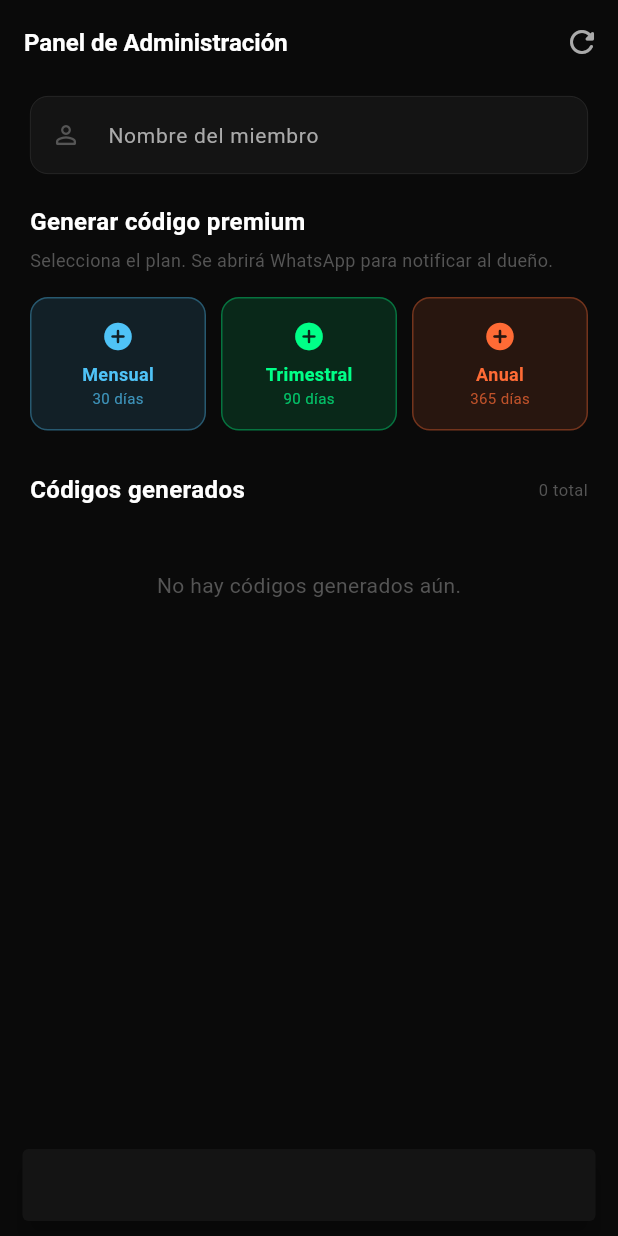
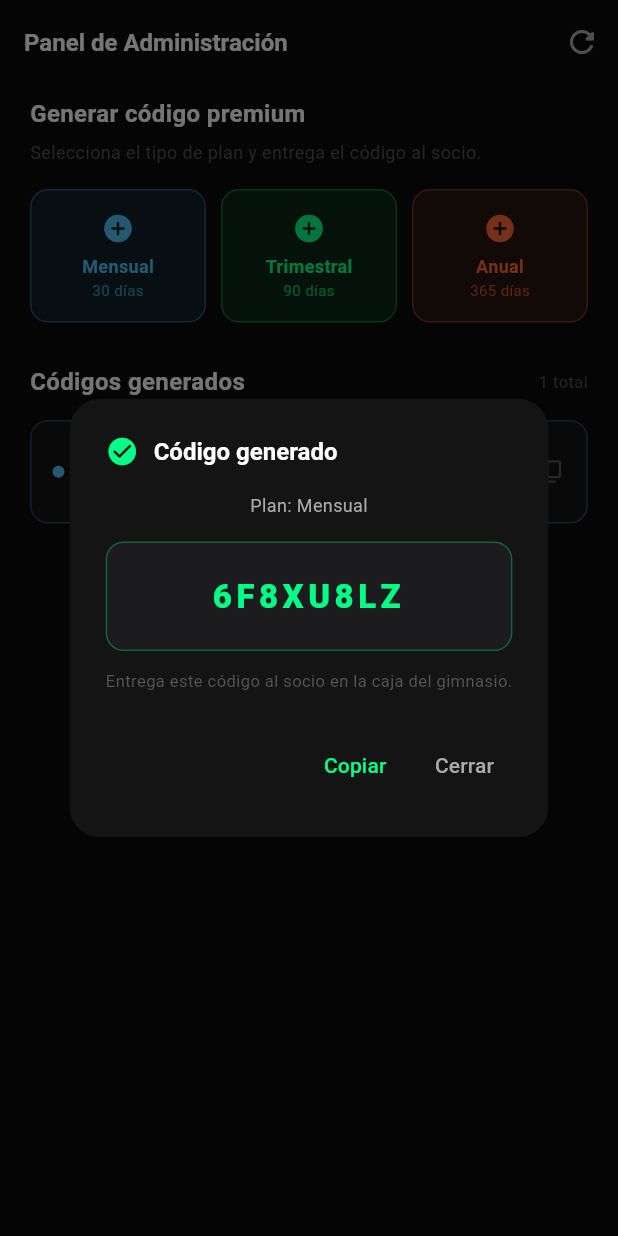
Before and after one commit to vallejoj203k/Mega_vital, a Flutter app: the AdminPanelScreen screen opened directly, after a tap on "Mensual", on a phone screen of 412 x 824 dp. Run offline on Flutter 3.47's test engine with Material 3 defaults, Android fonts, the light colour scheme and no system bars; our stand-ins replace image_picker, shared_preferences, supabase_flutter; accounts and stored records are empty; network calls fail.

Commit message:
Update admin_panel_screen.dart

```diff
--- a/lib/presentation/screens/admin/admin_panel_screen.dart
+++ b/lib/presentation/screens/admin/admin_panel_screen.dart
@@ -5,8 +5,6 @@
 import 'package:flutter/material.dart';
 import 'package:flutter/services.dart';
 import 'package:provider/provider.dart';
-import 'package:url_launcher/url_launcher.dart';
-import '../../../core/config/app_config.dart';
 import '../../../core/constants/app_colors.dart';
 import '../../../core/constants/app_text_styles.dart';
 import '../../../core/providers/premium_provider.dart';
@@ -25,12 +23,6 @@ class _AdminAccessScreenState extends State<AdminAccessScreen> {
   String? _error;
 
   static const _adminKey = 'cocodemegavital';
-
-  @override
-  void dispose() {
-    _ctrl.dispose();
-    super.dispose();
-  }
 
   void _submit() {
     if (_ctrl.text.trim() == _adminKey) {
@@ -83,7 +75,6 @@ class _AdminAccessScreenState extends State<AdminAccessScreen> {
               controller: _ctrl,
               obscureText: _obscure,
               style: const TextStyle(color: AppColors.textPrimary),
-              onSubmitted: (_) => _submit(),
               decoration: InputDecoration(
                 labelText: 'Contraseña de administración',
                 labelStyle: const TextStyle(color: AppColors.textSecondary),
@@ -95,20 +86,18 @@ class _AdminAccessScreenState extends State<AdminAccessScreen> {
                 ),
                 focusedBorder: OutlineInputBorder(
                   borderRadius: BorderRadius.circular(12),
-                  borderSide:
-                      const BorderSide(color: AppColors.accentOrange, width: 1.5),
+                  borderSide: const BorderSide(color: AppColors.accentOrange, width: 1.5),
                 ),
                 suffixIcon: IconButton(
                   icon: Icon(
-                    _obscure
-                        ? Icons.visibility_off_rounded
-                        : Icons.visibility_rounded,
+                    _obscure ? Icons.visibility_off_rounded : Icons.visibility_rounded,
                     color: AppColors.textMuted,
                   ),
                   onPressed: () => setState(() => _obscure = !_obscure),
                 ),
                 errorText: _error,
               ),
+              onSubmitted: (_) => _submit(),
             ),
             const SizedBox(height: 20),
             SizedBox(
@@ -119,11 +108,9 @@ class _AdminAccessScreenState extends State<AdminAccessScreen> {
                   backgroundColor: AppColors.accentOrange,
                   foregroundColor: Colors.white,
                   padding: const EdgeInsets.symmetric(vertical: 14),
-                  shape: RoundedRectangleBorder(
-                      borderRadius: BorderRadius.circular(12)),
+                  shape: RoundedRectangleBorder(borderRadius: BorderRadius.circular(12)),
                 ),
-                child: const Text('Entrar',
-                    style: TextStyle(fontWeight: FontWeight.w700)),
+                child: const Text('Entrar', style: TextStyle(fontWeight: FontWeight.w700)),
               ),
             ),
           ],
@@ -145,19 +132,12 @@ class _AdminPanelScreenState extends State<AdminPanelScreen> {
   bool _generating = false;
   bool _loadingCodes = true;
   List<PremiumCodeInfo> _codes = [];
-
-  final _memberCtrl = TextEditingController();
+  String? _lastGenerated;
 
   @override
   void initState() {
     super.initState();
     _loadCodes();
-  }
-
-  @override
-  void dispose() {
-    _memberCtrl.dispose();
-    super.dispose();
   }
 
   Future<void> _loadCodes() async {
@@ -167,31 +147,13 @@ class _AdminPanelScreenState extends State<AdminPanelScreen> {
   }
 
   Future<void> _generateCode(String type) async {
-    final member = _memberCtrl.text.trim();
-    if (member.isEmpty) {
-      ScaffoldMessenger.of(context).showSnackBar(
-        const SnackBar(
-          content: Text('Ingresa el nombre del miembro primero.'),
-          backgroundColor: AppColors.surface,
-          behavior: SnackBarBehavior.floating,
-        ),
-      );
-      return;
-    }
-
-    setState(() => _generating = true);
-
-    final code = await context
-        .read<PremiumProvider>()
-        .generateCode(type, memberName: member);
-
+    setState(() { _generating = true; _lastGenerated = null; });
+    final code = await context.read<PremiumProvider>().generateCode(type);
     if (!mounted) return;
-
     if (code != null) {
-      await _sendWhatsApp(member: member, code: code, type: type);
-      setState(() => _generating = false);
+      setState(() { _lastGenerated = code; _generating = false; });
       await _loadCodes();
-      if (mounted) _showCodeDialog(code, type, member);
+      _showCodeDialog(code, type);
     } else {
       setState(() => _generating = false);
       if (mounted) {
@@ -205,44 +167,15 @@ class _AdminPanelScreenState extends State<AdminPanelScreen> {
     }
   }
 
-  Future<void> _sendWhatsApp({
-    required String member,
-    required String code,
-    required String type,
-  }) async {
-    final planLabel = type[0].toUpperCase() + type.substring(1);
-    final now = DateTime.now();
-    final fecha =
-        '${now.day.toString().padLeft(2, '0')}/${now.month.toString().padLeft(2, '0')}/${now.year}'
-        '  ${now.hour.toString().padLeft(2, '0')}:${now.minute.toString().padLeft(2, '0')}';
-
-    final text = Uri.encodeComponent(
-      '🏋️ *Mega Vital — Código Premium*\n\n'
-      'Se está generando un código de acceso premium:\n\n'
-      '👤 Miembro: *$member*\n'
-      '📦 Plan: *$planLabel*\n'
-      '🔑 Código: *$code*\n\n'
-      '📅 $fecha',
-    );
-
-    final uri =
-        Uri.parse('https://wa.me/${AppConfig.ownerWhatsApp}?text=$text');
-    if (await canLaunchUrl(uri)) {
-      await launchUrl(uri, mode: LaunchMode.externalApplication);
-    }
-  }
-
-  void _showCodeDialog(String code, String type, String member) {
+  void _showCodeDialog(String code, String type) {
     showDialog(
       context: context,
       builder: (ctx) => AlertDialog(
         backgroundColor: AppColors.surface,
-        shape:
-            RoundedRectangleBorder(borderRadius: BorderRadius.circular(20)),
+        shape: RoundedRectangleBorder(borderRadius: BorderRadius.circular(20)),
         title: Row(
           children: [
-            const Icon(Icons.check_circle_rounded,
-                color: AppColors.primary, size: 22),
+            const Icon(Icons.check_circle_rounded, color: AppColors.primary, size: 22),
             const SizedBox(width: 10),
             Text('Código generado', style: AppTextStyles.headingSmall),
           ],
@@ -251,9 +184,8 @@ class _AdminPanelScreenState extends State<AdminPanelScreen> {
           mainAxisSize: MainAxisSize.min,
           children: [
             Text(
-              'Plan: ${type[0].toUpperCase()}${type.substring(1)}  ·  $member',
-              style: AppTextStyles.bodySmall
-                  .copyWith(color: AppColors.textSecondary),
+              'Plan: ${type[0].toUpperCase()}${type.substring(1)}',
+              style: AppTextStyles.bodySmall.copyWith(color: AppColors.textSecondary),
             ),
             const SizedBox(height: 16),
             Container(
@@ -262,8 +194,7 @@ class _AdminPanelScreenState extends State<AdminPanelScreen> {
               decoration: BoxDecoration(
                 color: AppColors.surfaceVariant,
                 borderRadius: BorderRadius.circular(12),
-                border:
-                    Border.all(color: AppColors.primary.withOpacity(0.3)),
+                border: Border.all(color: AppColors.primary.withOpacity(0.3)),
               ),
               child: Text(
                 code,
@@ -277,24 +208,9 @@ class _AdminPanelScreenState extends State<AdminPanelScreen> {
               ),
             ),
             const SizedBox(height: 12),
-            Row(
-              mainAxisAlignment: MainAxisAlignment.center,
-              children: [
-                const Icon(Icons.whatsapp,
-                    color: AppColors.primary, size: 14),
-                const SizedBox(width: 6),
-                Text(
-                  'Dueño notificado por WhatsApp',
-                  style: AppTextStyles.caption
-                      .copyWith(color: AppColors.textMuted),
-                ),
-              ],
-            ),
-            const SizedBox(height: 4),
             Text(
               'Entrega este código al socio en la caja del gimnasio.',
-              style:
-                  AppTextStyles.caption.copyWith(color: AppColors.textMuted),
+              style: AppTextStyles.caption.copyWith(color: AppColors.textMuted),
               textAlign: TextAlign.center,
             ),
           ],
@@ -303,18 +219,15 @@ class _AdminPanelScreenState extends State<AdminPanelScreen> {
           TextButton(
             onPressed: () {
               Clipboard.setData(ClipboardData(text: code));
-              ScaffoldMessenger.of(ctx).showSnackBar(const SnackBar(
-                content: Text('Código copiado'),
-                backgroundColor: AppColors.primary,
-              ));
+              ScaffoldMessenger.of(ctx).showSnackBar(
+                const SnackBar(content: Text('Código copiado'), backgroundColor: AppColors.primary),
+              );
             },
-            child: const Text('Copiar',
-                style: TextStyle(color: AppColors.primary)),
+            child: const Text('Copiar', style: TextStyle(color: AppColors.primary)),
           ),
           TextButton(
             onPressed: () => Navigator.of(ctx).pop(),
-            child: const Text('Cerrar',
-                style: TextStyle(color: AppColors.textSecondary)),
+            child: const Text('Cerrar', style: TextStyle(color: AppColors.textSecondary)),
           ),
         ],
       ),
@@ -326,76 +239,31 @@ class _AdminPanelScreenState extends State<AdminPanelScreen> {
     return Scaffold(
       backgroundColor: AppColors.background,
       appBar: AppBar(
-        title:
-            Text('Panel de Administración', style: AppTextStyles.headingSmall),
+        title: Text('Panel de Administración', style: AppTextStyles.headingSmall),
         backgroundColor: Colors.transparent,
         elevation: 0,
         actions: [
           IconButton(
-            icon: const Icon(Icons.refresh_rounded,
-                color: AppColors.textSecondary),
+            icon: const Icon(Icons.refresh_rounded, color: AppColors.textSecondary),
             onPressed: _loadCodes,
           ),
         ],
       ),
-      body: GestureDetector(
-        onTap: () => FocusScope.of(context).unfocus(),
-        child: CustomScrollView(
+      body: CustomScrollView(
         physics: const BouncingScrollPhysics(),
         slivers: [
-            // ── Campo: nombre del miembro ───────────────────────
+          // ── Generar código ──────────────────────────────────────
           SliverToBoxAdapter(
             child: Padding(
               padding: const EdgeInsets.fromLTRB(20, 8, 20, 0),
-                child: TextField(
-                  controller: _memberCtrl,
-                  textCapitalization: TextCapitalization.words,
-                  style: AppTextStyles.bodyLarge,
-                  cursorColor: AppColors.primary,
-                  decoration: InputDecoration(
-                    labelText: 'Nombre del miembro',
-                    hintText: 'Juan García',
-                    prefixIcon: const Icon(Icons.person_outline_rounded,
-                        color: AppColors.textMuted, size: 20),
-                    labelStyle: AppTextStyles.bodyMedium,
-                    filled: true,
-                    fillColor: AppColors.surface,
-                    border: OutlineInputBorder(
-                      borderRadius: BorderRadius.circular(12),
-                      borderSide: const BorderSide(
-                          color: AppColors.border, width: 0.5),
-                    ),
-                    enabledBorder: OutlineInputBorder(
-                      borderRadius: BorderRadius.circular(12),
-                      borderSide: const BorderSide(
-                          color: AppColors.border, width: 0.5),
-                    ),
-                    focusedBorder: OutlineInputBorder(
-                      borderRadius: BorderRadius.circular(12),
-                      borderSide: const BorderSide(
-                          color: AppColors.primary, width: 1.5),
-                    ),
-                    contentPadding: const EdgeInsets.symmetric(
-                        horizontal: 14, vertical: 14),
-                  ),
-                ),
-              ),
-            ),
-
-            // ── Generar código ──────────────────────────────────
-            SliverToBoxAdapter(
-              child: Padding(
-                padding: const EdgeInsets.fromLTRB(20, 20, 20, 0),
               child: Column(
                 crossAxisAlignment: CrossAxisAlignment.start,
                 children: [
-                    Text('Generar código premium',
-                        style: AppTextStyles.headingSmall),
+                  Text('Generar código premium', style: AppTextStyles.headingSmall),
                   const SizedBox(height: 6),
                   Text(
-                      'Selecciona el plan. Se abrirá WhatsApp para notificar al dueño.',
-                      style: AppTextStyles.bodySmall
-                          .copyWith(color: AppColors.textMuted),
+                    'Selecciona el tipo de plan y entrega el código al socio.',
+                    style: AppTextStyles.bodySmall.copyWith(color: AppColors.textMuted),
                   ),
                   const SizedBox(height: 16),
                   Row(
@@ -430,19 +298,17 @@ class _AdminPanelScreenState extends State<AdminPanelScreen> {
             ),
           ),
 
-            // ── Códigos generados ───────────────────────────────
+          // ── Códigos generados ───────────────────────────────────
           SliverToBoxAdapter(
             child: Padding(
               padding: const EdgeInsets.fromLTRB(20, 28, 20, 10),
               child: Row(
                 mainAxisAlignment: MainAxisAlignment.spaceBetween,
                 children: [
-                    Text('Códigos generados',
-                        style: AppTextStyles.headingSmall),
+                  Text('Códigos generados', style: AppTextStyles.headingSmall),
                   Text(
                     '${_codes.length} total',
-                      style: AppTextStyles.caption
-                          .copyWith(color: AppColors.textMuted),
+                    style: AppTextStyles.caption.copyWith(color: AppColors.textMuted),
                   ),
                 ],
               ),
@@ -454,8 +320,7 @@ class _AdminPanelScreenState extends State<AdminPanelScreen> {
               child: Center(
                 child: Padding(
                   padding: EdgeInsets.all(32),
-                    child:
-                        CircularProgressIndicator(color: AppColors.primary),
+                  child: CircularProgressIndicator(color: AppColors.primary),
                 ),
               ),
             )
@@ -466,8 +331,7 @@ class _AdminPanelScreenState extends State<AdminPanelScreen> {
                   padding: const EdgeInsets.all(32),
                   child: Text(
                     'No hay códigos generados aún.',
-                      style: AppTextStyles.bodyMedium
-                          .copyWith(color: AppColors.textMuted),
+                    style: AppTextStyles.bodyMedium.copyWith(color: AppColors.textMuted),
                   ),
                 ),
               ),
@@ -482,7 +346,6 @@ class _AdminPanelScreenState extends State<AdminPanelScreen> {
 
           const SliverToBoxAdapter(child: SizedBox(height: 100)),
         ],
-        ),
       ),
     );
   }
@@ -520,8 +383,7 @@ class _PlanButton extends StatelessWidget {
             child: SizedBox(
               width: 18,
               height: 18,
-                    child: CircularProgressIndicator(
-                        strokeWidth: 2, color: color),
+              child: CircularProgressIndicator(strokeWidth: 2, color: color),
             ),
           )
               : Column(
@@ -538,8 +400,7 @@ class _PlanButton extends StatelessWidget {
               ),
               Text(
                 days,
-                      style: TextStyle(
-                          fontSize: 10, color: color.withOpacity(0.7)),
+                style: TextStyle(fontSize: 10, color: color.withOpacity(0.7)),
               ),
             ],
           ),
@@ -577,7 +438,9 @@ class _CodeTile extends StatelessWidget {
           color: AppColors.surface,
           borderRadius: BorderRadius.circular(12),
           border: Border.all(
-            color: info.isUsed ? AppColors.border : color.withOpacity(0.3),
+            color: info.isUsed
+                ? AppColors.border
+                : color.withOpacity(0.3),
           ),
         ),
         child: Row(
@@ -602,39 +465,30 @@ class _CodeTile extends StatelessWidget {
                         style: TextStyle(
                           fontSize: 14,
                           fontWeight: FontWeight.w700,
-                          color: info.isUsed
-                              ? AppColors.textMuted
-                              : AppColors.textPrimary,
+                          color: info.isUsed ? AppColors.textMuted : AppColors.textPrimary,
                           letterSpacing: 1,
                         ),
                       ),
                       const SizedBox(width: 8),
                       Container(
-                        padding: const EdgeInsets.symmetric(
-                            horizontal: 6, vertical: 2),
+                        padding: const EdgeInsets.symmetric(horizontal: 6, vertical: 2),
                         decoration: BoxDecoration(
                           color: color.withOpacity(0.12),
                           borderRadius: BorderRadius.circular(6),
                         ),
                         child: Text(
                           info.type,
-                          style: TextStyle(
-                              fontSize: 9,
-                              fontWeight: FontWeight.w600,
-                              color: color),
+                          style: TextStyle(fontSize: 9, fontWeight: FontWeight.w600, color: color),
                         ),
                       ),
                     ],
                   ),
                   const SizedBox(height: 3),
                   Text(
-                    info.memberName.isNotEmpty
-                        ? '${info.memberName}  ·  ${info.isUsed ? 'Usado el ${_formatDate(info.usedAt!)}' : 'Generado el ${_formatDate(info.createdAt)}'}'
-                        : info.isUsed
+                    info.isUsed
                         ? 'Usado el ${_formatDate(info.usedAt!)}'
                         : 'Generado el ${_formatDate(info.createdAt)}',
-                    style: AppTextStyles.caption
-                        .copyWith(color: AppColors.textMuted),
+                    style: AppTextStyles.caption.copyWith(color: AppColors.textMuted),
                   ),
                 ],
               ),
@@ -650,8 +504,7 @@ class _CodeTile extends StatelessWidget {
                   ),
                 );
               },
-              child: const Icon(Icons.copy_rounded,
-                  color: AppColors.textMuted, size: 18),
+              child: const Icon(Icons.copy_rounded, color: AppColors.textMuted, size: 18),
             ),
           ],
         ),
```
Lines whose indentation alone changed are shown as unchanged.
